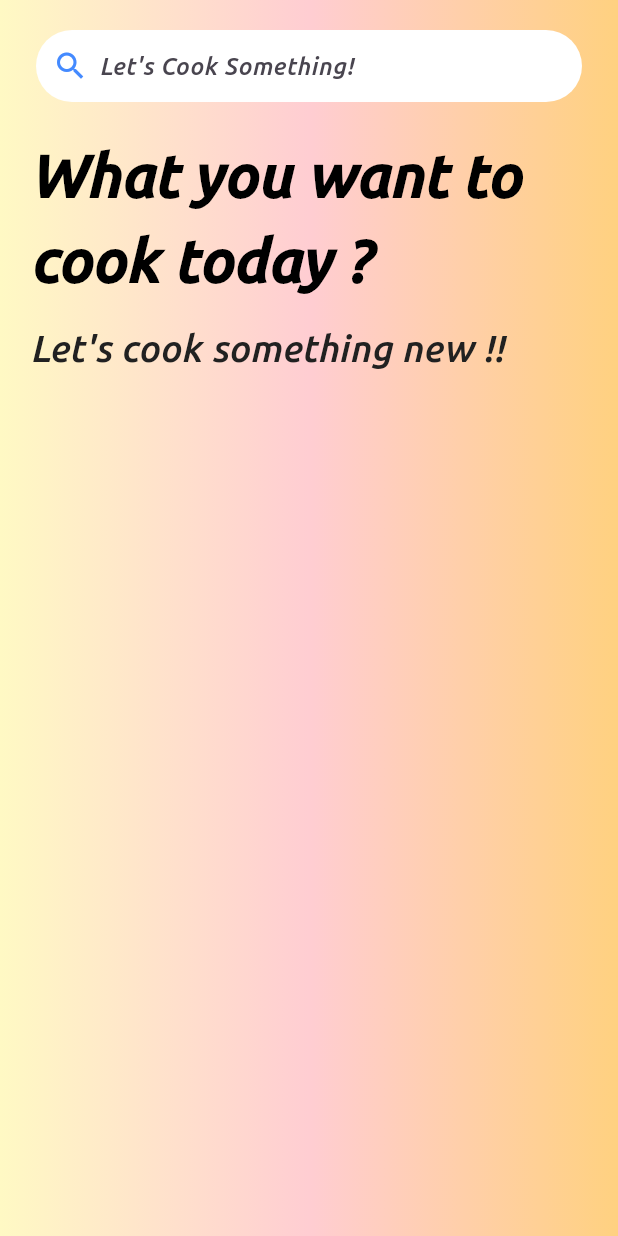
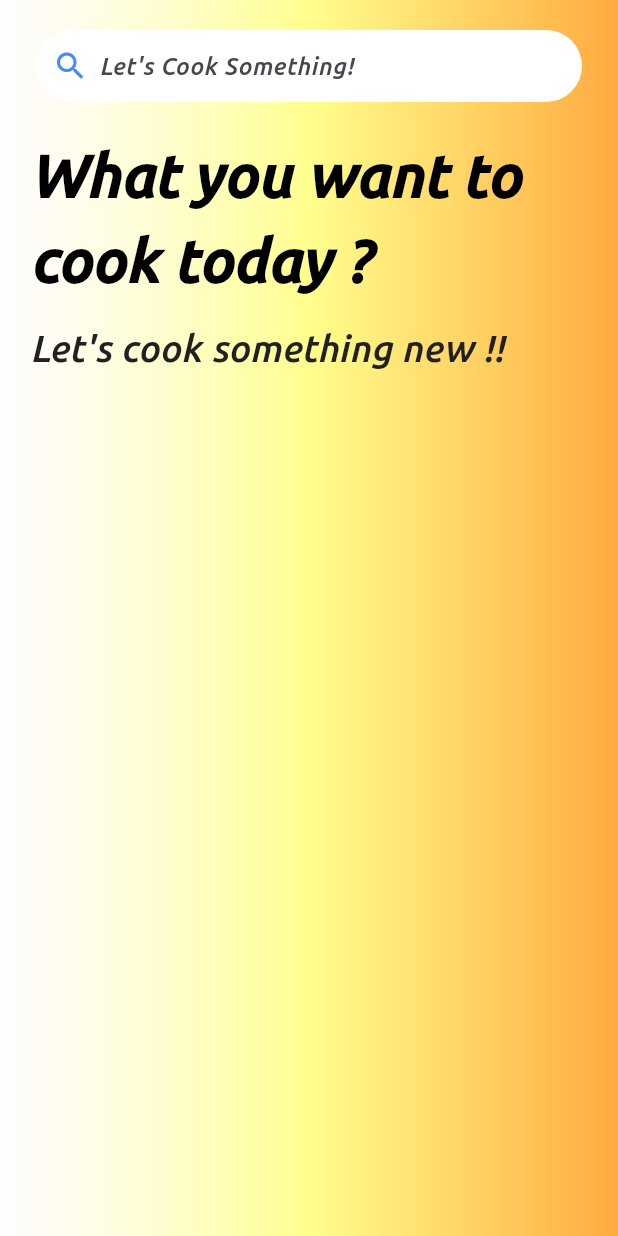
Before and after one commit to Uanuragdhyay/RecipieBook, a Flutter app: the screen it shows after launch, on a phone screen of 412 x 824 dp. Run offline on Flutter 3.47's test engine with Material 3 defaults, Android fonts, the phone set to English and light mode, and no system bars.

Commit message:
initiated home page

```diff
--- a/lib/home.dart
+++ b/lib/home.dart
@@ -20,9 +20,9 @@ class _HomeState extends State<Home> {
             decoration: BoxDecoration(
               gradient:LinearGradient(
                   colors:[
-                    Colors.yellow.shade100,
-                    Colors.red.shade100,
-                    Colors.orangeAccent.shade100
+                    Colors.white60,
+                    Colors.yellowAccent.shade100,
+                    Colors.orangeAccent.shade200
                   ]
               )
             ),
```
